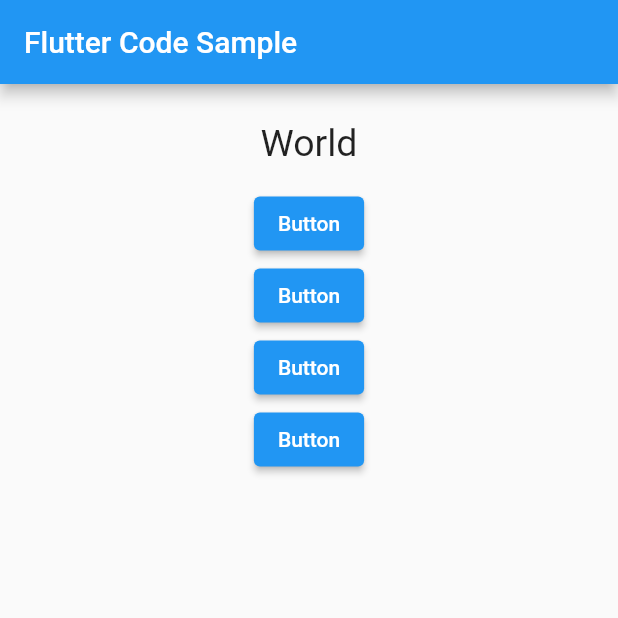
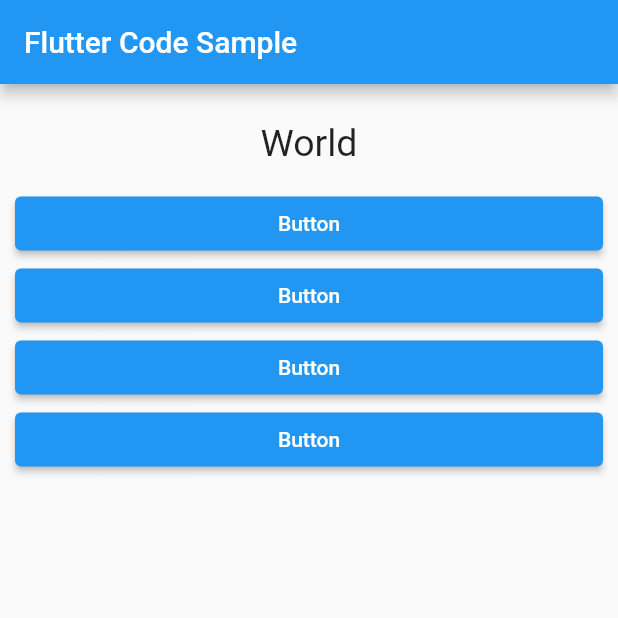
Before and after one commit to atiqrs/Quiz-App-Flutter, a Flutter app: the screen it shows after launch, after a tap on "Button", on a phone screen of 412 x 824 dp, the top half of it. Run offline on Flutter 3.47's test engine with Material 2 defaults, Android fonts, the phone set to English and light mode, and no system bars.

Commit message:
Answare functionality add

```diff
--- /dev/null
+++ b/lib/Answares.dart
@@ -0,0 +1,23 @@
+import 'package:flutter/cupertino.dart';
+import 'package:flutter/material.dart';
+
+class Answares extends StatelessWidget {
+  final Function questionChange;
+
+  Answares(this.questionChange);
+
+  @override
+  Widget build(BuildContext context) {
+    return Container(
+      width: double.infinity,
+      child: ElevatedButton(
+            child: Text("Button"),
+            onPressed: questionChange
+            // (){
+            //   print('Clicked 01');
+            //   HomePage._questionChange();
+            // }
+            ),
+    );
+  }
+}
--- a/lib/HomePage.dart
+++ b/lib/HomePage.dart
@@ -1,3 +1,4 @@
+import 'package:Dropdown/Answares.dart';
 import 'package:Dropdown/Questions.dart';
 import 'package:flutter/cupertino.dart';
 import 'package:flutter/material.dart';
@@ -28,23 +29,10 @@ class _HomePageState extends State<HomePage> {
       padding: const EdgeInsets.all(10),
       child: Column(children: [
         Questions(questions[_count]),
-        ElevatedButton(
-            child: Text("Button"), onPressed: (){
-              print('Clicked 01');
-              _questionChange();
-            }),
-        ElevatedButton(
-            child: Text("Button"), onPressed: (){
-              print('Clicked 02');
-            }),
-        ElevatedButton(
-            child: Text("Button"), onPressed: (){
-              print('Clicked 03');
-            }),
-        ElevatedButton(
-            child: Text("Button"), onPressed: (){
-              print('Clicked 04');
-            })
+        Answares(_questionChange),
+        Answares(_questionChange),
+        Answares(_questionChange),
+        Answares(_questionChange),
       ]),
     ));
   }
```
